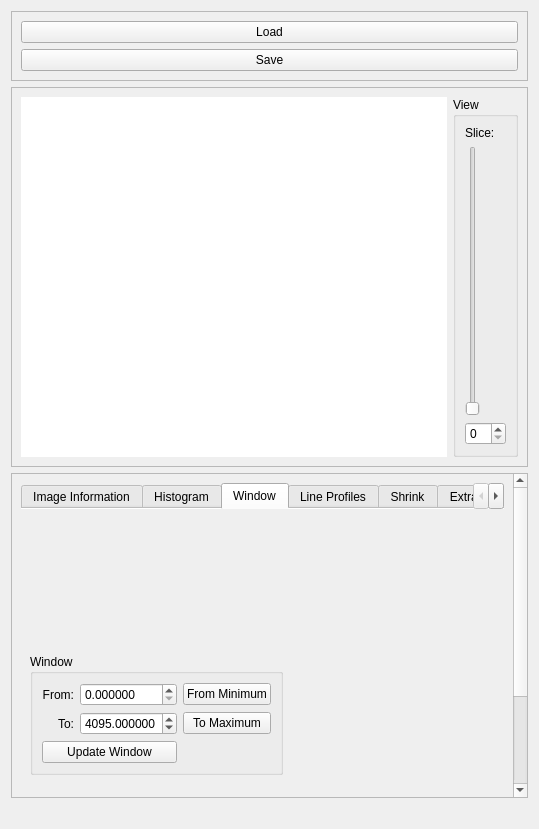
Before: the Qt Designer form source/modules/image_widget/ImageWidget.ui in josefkoller/ambient_image_processor, drawn with Qt 5.
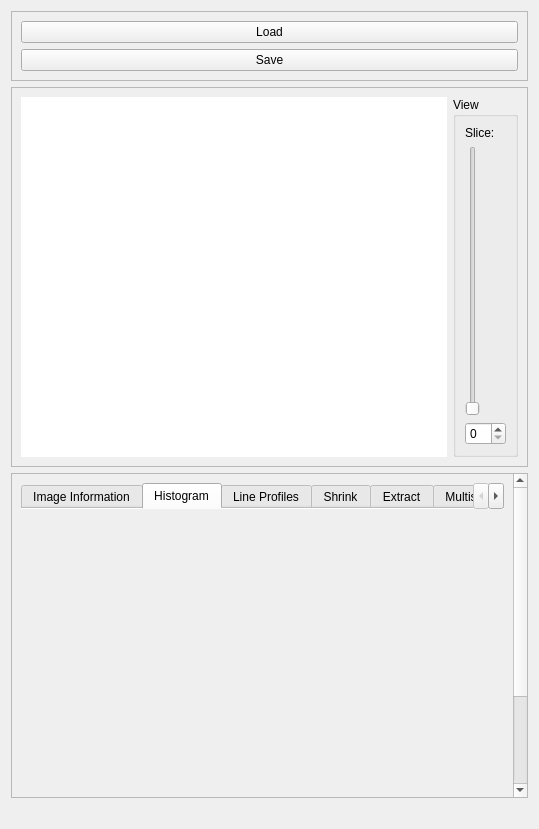
After: the same form once the commit is applied. The open tabs and pages were chosen to show the change. Custom widgets are drawn as their Qt base class.

Commit message: histogram module

```diff
--- a/source/modules/image_widget/ImageWidget.ui
+++ b/source/modules/image_widget/ImageWidget.ui
@@ -215,162 +215,7 @@
           </attribute>
           <layout class="QVBoxLayout" name="verticalLayout_4">
            <item>
-            <widget class="QGroupBox" name="histogram_box_outer">
-             <property name="minimumSize">
-              <size>
-               <width>0</width>
-               <height>100</height>
-              </size>
-             </property>
-             <property name="title">
-              <string>Histogram</string>
-             </property>
-             <property name="checkable">
-              <bool>false</bool>
-             </property>
-             <layout class="QVBoxLayout" name="verticalLayout_5">
-              <item>
-               <widget class="QWidget" name="histogram_box" native="true">
-                <layout class="QGridLayout" name="gridLayout_4">
-                 <item row="0" column="0">
-                  <widget class="QCustomPlot" name="histogram_widget" native="true">
-                   <property name="sizePolicy">
-                    <sizepolicy hsizetype="Expanding" vsizetype="Expanding">
-                     <horstretch>0</horstretch>
-                     <verstretch>0</verstretch>
-                    </sizepolicy>
-                   </property>
-                   <property name="minimumSize">
-                    <size>
-                     <width>0</width>
-                     <height>0</height>
-                    </size>
-                   </property>
-                   <property name="cursor">
-                    <cursorShape>UpArrowCursor</cursorShape>
-                   </property>
-                  </widget>
-                 </item>
-                 <item row="0" column="1" alignment="Qt::AlignRight|Qt::AlignTop">
-                  <widget class="QGroupBox" name="groupBox">
-                   <property name="sizePolicy">
-                    <sizepolicy hsizetype="Preferred" vsizetype="Maximum">
-                     <horstretch>0</horstretch>
-                     <verstretch>0</verstretch>
-                    </sizepolicy>
-                   </property>
-                   <property name="title">
-                    <string>Bin Count</string>
-                   </property>
-                   <layout class="QVBoxLayout" name="verticalLayout_2">
-                    <item>
-                     <widget class="QSpinBox" name="histogram_bin_count_spinbox">
-                      <property name="maximum">
-                       <number>100000</number>
-                      </property>
-                      <property name="value">
-                       <number>128</number>
-                      </property>
-                     </widget>
-                    </item>
-                    <item>
-                     <widget class="QPushButton" name="update_histogram_button">
-                      <property name="text">
-                       <string>Calculate</string>
-                      </property>
-                     </widget>
-                    </item>
-                   </layout>
-                  </widget>
-                 </item>
-                </layout>
-               </widget>
-              </item>
-             </layout>
-            </widget>
-           </item>
-          </layout>
-         </widget>
-         <widget class="QWidget" name="window_tab">
-          <attribute name="title">
-           <string>Window</string>
-          </attribute>
-          <layout class="QVBoxLayout" name="verticalLayout_17">
-           <item>
-            <widget class="QGroupBox" name="window_box">
-             <property name="sizePolicy">
-              <sizepolicy hsizetype="Maximum" vsizetype="Maximum">
-               <horstretch>0</horstretch>
-               <verstretch>0</verstretch>
-              </sizepolicy>
-             </property>
-             <property name="title">
-              <string>Window</string>
-             </property>
-             <layout class="QGridLayout" name="gridLayout_2">
-              <item row="0" column="1">
-               <widget class="QDoubleSpinBox" name="window_from_spinbox">
-                <property name="decimals">
-                 <number>6</number>
-                </property>
-               </widget>
-              </item>
-              <item row="0" column="0">
-               <widget class="QLabel" name="label_11">
-                <property name="text">
-                 <string>From:</string>
-                </property>
-                <property name="alignment">
-                 <set>Qt::AlignRight|Qt::AlignTrailing|Qt::AlignVCenter</set>
-                </property>
-               </widget>
-              </item>
-              <item row="1" column="0">
-               <widget class="QLabel" name="label_12">
-                <property name="text">
-                 <string>To:</string>
-                </property>
-                <property name="alignment">
-                 <set>Qt::AlignRight|Qt::AlignTrailing|Qt::AlignVCenter</set>
-                </property>
-               </widget>
-              </item>
-              <item row="1" column="1">
-               <widget class="QDoubleSpinBox" name="window_to_spinbox">
-                <property name="decimals">
-                 <number>6</number>
-                </property>
-                <property name="maximum">
-                 <double>5000.000000000000000</double>
-                </property>
-                <property name="value">
-                 <double>4095.000000000000000</double>
-                </property>
-               </widget>
-              </item>
-              <item row="2" column="0" colspan="2">
-               <widget class="QPushButton" name="update_window_spinbox">
-                <property name="text">
-                 <string>Update Window</string>
-                </property>
-               </widget>
-              </item>
-              <item row="0" column="2">
-               <widget class="QPushButton" name="fromMinimumButton">
-                <property name="text">
-                 <string>From Minimum</string>
-                </property>
-               </widget>
-              </item>
-              <item row="1" column="2">
-               <widget class="QPushButton" name="toMaximumButton">
-                <property name="text">
-                 <string>To Maximum</string>
-                </property>
-               </widget>
-              </item>
-             </layout>
-            </widget>
+            <widget class="HistogramWidget" name="histogram_widget" native="true"/>
            </item>
           </layout>
          </widget>
@@ -982,12 +827,6 @@
   </layout>
  </widget>
  <customwidgets>
-  <customwidget>
-   <class>QCustomPlot</class>
-   <extends>QWidget</extends>
-   <header location="global">qcustomplot/qcustomplot.h</header>
-   <container>1</container>
-  </customwidget>
   <customwidget>
    <class>NonLocalGradientWidget</class>
    <extends>QWidget</extends>
@@ -1036,6 +875,12 @@
    <header location="global">modules/image_information/ImageInformationWidget.h</header>
    <container>1</container>
   </customwidget>
+  <customwidget>
+   <class>HistogramWidget</class>
+   <extends>QWidget</extends>
+   <header location="global">source/modules/histogram/HistogramWidget.h</header>
+   <container>1</container>
+  </customwidget>
  </customwidgets>
  <resources/>
  <connections/>
```
Left out of the diff: 2 changed lines with no effect on the pictures. The commit also changes 13 other files.
